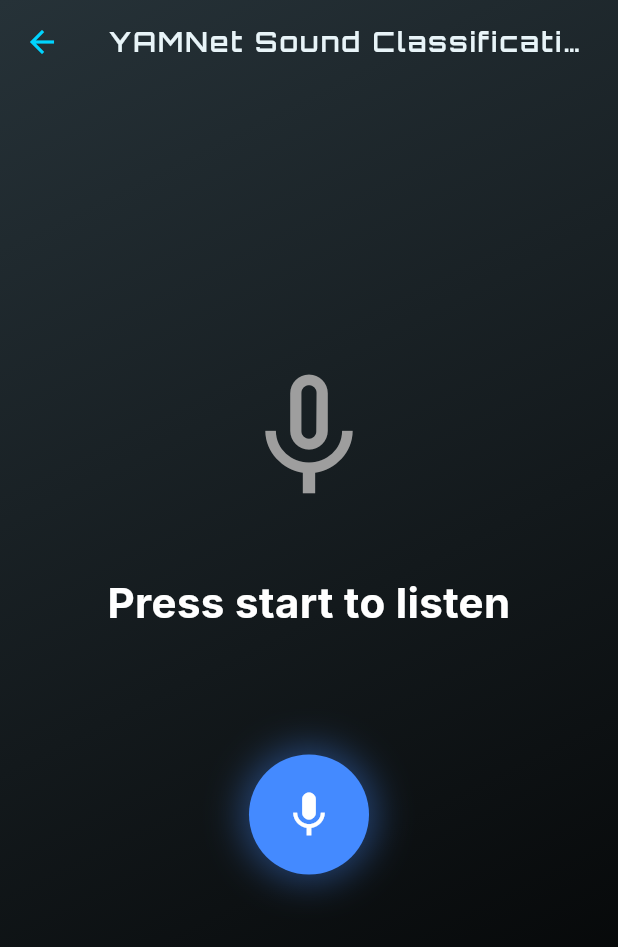
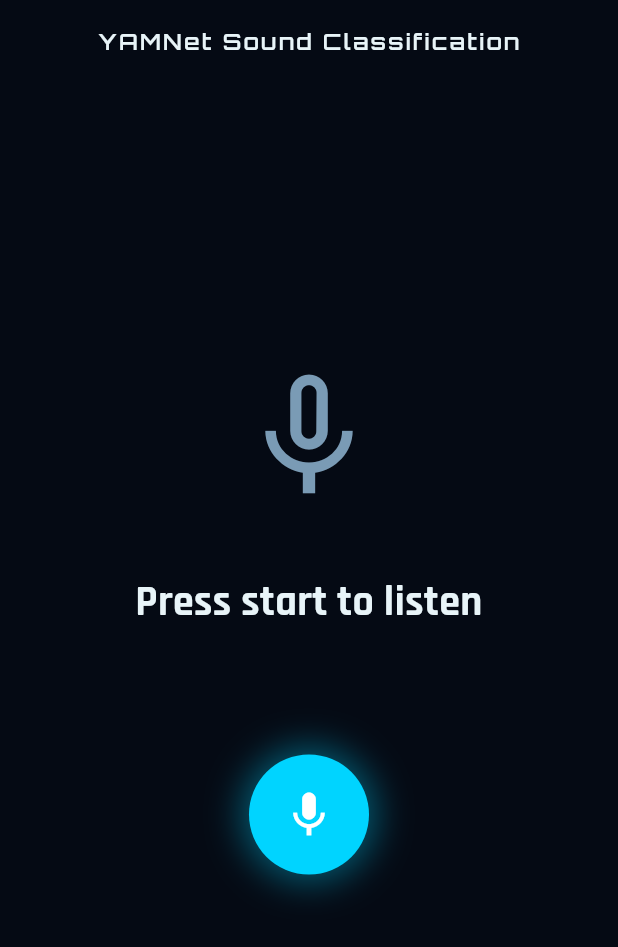
Before and after one commit to ghazanfar-ali-tech/echosee_app, a Flutter app: the YamnetScreen screen opened by its route, on a phone screen of 412 x 824 dp. Shown: the top 947 px of the screen. Run offline on Flutter 3.47's test engine with Material 3 defaults, Android fonts, the light colour scheme and no system bars; our stand-ins replace connectivity_plus, firebase_auth, firebase_core, flutter_blue_plus, flutter_tts, fluttertoast and 7 more; missing offline and left inert: bluetooth_classic, record, tflite_flutter; accounts and stored records are empty.

Commit message:
dark and light added in yamnet screen

```diff
--- a/lib/yamnet_module/yamnet_screen.dart
+++ b/lib/yamnet_module/yamnet_screen.dart
@@ -5,6 +5,8 @@ import 'dart:typed_data';
 
 import 'package:flutter/material.dart';
 import 'package:flutter/services.dart';
+import 'package:echosee_app/app_theme.dart';
+import 'package:google_fonts/google_fonts.dart';
 import 'package:permission_handler/permission_handler.dart';
 import 'package:record/record.dart';
 import 'package:tflite_flutter/tflite_flutter.dart';
@@ -91,21 +93,30 @@ class _YamnetScreenState extends State<YamnetScreen> {
 
   @override
   Widget build(BuildContext context) {
+    final isDark = Theme.of(context).brightness == Brightness.dark;
+
     return Scaffold(
       appBar: AppBar(
-        title: const Text("YAMNet Sound Classification"),
+        automaticallyImplyLeading: false,
+        title: Text(
+          "YAMNet Sound Classification",
+          style: GoogleFonts.orbitron(
+            color: isDark ? AppColors.darkText : AppColors.lightText,
+            fontSize: 15,
+            fontWeight: FontWeight.w600,
+          ),
+        ),
         backgroundColor: Colors.transparent,
         elevation: 0,
+        iconTheme: IconThemeData(
+          color: isDark ? AppColors.darkText : AppColors.lightText,
+        ),
       ),
       extendBodyBehindAppBar: true,
       body: Container(
         width: double.infinity,
         decoration: BoxDecoration(
-          gradient: LinearGradient(
-            begin: Alignment.topLeft,
-            end: Alignment.bottomRight,
-            colors: [Colors.blueGrey.shade900, Colors.black],
-          ),
+          color: isDark ? AppColors.darkBg : AppColors.lightBg,
         ),
         child: Column(
           mainAxisAlignment: MainAxisAlignment.center,
@@ -114,19 +125,25 @@ class _YamnetScreenState extends State<YamnetScreen> {
                 ? const Icon(
                     Icons.graphic_eq,
                     size: 100,
-                    color: Colors.blueAccent,
+                    color: AppColors.primary,
                   )
-                : const Icon(Icons.mic_none, size: 100, color: Colors.grey),
+                : Icon(
+                    Icons.mic_none,
+                    size: 100,
+                    color: isDark
+                        ? AppColors.darkTextSub
+                        : AppColors.lightTextSub,
+                  ),
             const SizedBox(height: 40),
             Padding(
               padding: const EdgeInsets.symmetric(horizontal: 24),
               child: Text(
                 _currentResult,
                 textAlign: TextAlign.center,
-                style: const TextStyle(
+                style: GoogleFonts.rajdhani(
                   fontSize: 28,
                   fontWeight: FontWeight.bold,
-                  color: Colors.white,
+                  color: isDark ? AppColors.darkText : AppColors.lightText,
                 ),
               ),
             ),
@@ -136,9 +153,13 @@ class _YamnetScreenState extends State<YamnetScreen> {
                 margin: const EdgeInsets.symmetric(horizontal: 40),
                 padding: const EdgeInsets.all(16),
                 decoration: BoxDecoration(
-                  color: Colors.white.withOpacity(0.1),
+                  color: isDark ? AppColors.darkCard : AppColors.lightCard,
                   borderRadius: BorderRadius.circular(20),
-                  border: Border.all(color: Colors.white24),
+                  border: Border.all(
+                    color: isDark
+                        ? AppColors.darkBorder
+                        : AppColors.lightBorder,
+                  ),
                 ),
                 child: Column(
                   children: _topResults.map((res) {
@@ -150,16 +171,18 @@ class _YamnetScreenState extends State<YamnetScreen> {
                           Flexible(
                             child: Text(
                               res.label,
-                              style: const TextStyle(
-                                color: Colors.white70,
+                              style: GoogleFonts.inter(
+                                color: isDark
+                                    ? AppColors.darkTextSub
+                                    : AppColors.lightTextSub,
                                 fontSize: 16,
                               ),
                             ),
                           ),
                           Text(
                             "${(res.score * 100).toStringAsFixed(1)}%",
-                            style: const TextStyle(
-                              color: Colors.blueAccent,
+                            style: GoogleFonts.inter(
+                              color: AppColors.primary,
                               fontWeight: FontWeight.bold,
                             ),
                           ),
@@ -177,11 +200,11 @@ class _YamnetScreenState extends State<YamnetScreen> {
                 height: 80,
                 decoration: BoxDecoration(
                   shape: BoxShape.circle,
-                  color: _isListening ? Colors.redAccent : Colors.blueAccent,
+                  color: _isListening ? AppColors.error : AppColors.primary,
                   boxShadow: [
                     BoxShadow(
                       color:
-                          (_isListening ? Colors.redAccent : Colors.blueAccent)
+                          (_isListening ? AppColors.error : AppColors.primary)
                               .withOpacity(0.4),
                       blurRadius: 20,
                       spreadRadius: 5,
@@ -283,12 +306,10 @@ class AudioClassifier {
     _audioSubscription = stream.listen((Uint8List data) {
       final Int16List int16Data = data.buffer.asInt16List();
 
-      // Convert int16 to float32 normalized to [-1, 1]
       for (final sample in int16Data) {
         _audioBuffer.add(sample / 32768.0);
       }
 
-      // Process with 50% overlap for better detection
       while (_audioBuffer.length >= inputSamples) {
         final chunk = List<double>.from(_audioBuffer.sublist(0, inputSamples));
         _audioBuffer.removeRange(0, inputSamples ~/ 2);
@@ -304,19 +325,14 @@ class AudioClassifier {
     if (_interpreter == null) return;
 
     try {
-      // Preprocess waveform
       final processed = _preprocessWaveform(waveform);
 
-      // Create input tensor [15600]
       final inputTensor = Float32List.fromList(processed);
 
-      // Create output tensor [521]
       final outputTensor = Float32List(521);
 
-      // Run inference
       _interpreter!.run(inputTensor.buffer, outputTensor.buffer);
 
-      // Process and filter results
       _processResults(outputTensor, onResult);
     } catch (e, stack) {
       dev.log("Inference error: $e");
@@ -324,21 +340,17 @@ class AudioClassifier {
     }
   }
 
-  /// Preprocess waveform: remove DC offset and normalize
   List<double> _preprocessWaveform(List<double> waveform) {
     // Remove DC offset (center around zero)
     final mean = waveform.reduce((a, b) => a + b) / waveform.length;
     final centered = waveform.map((x) => x - mean).toList();
 
-    // Find peak amplitude
     double maxAbs = 0.0;
     for (final sample in centered) {
       final abs = sample.abs();
       if (abs > maxAbs) maxAbs = abs;
     }
 
-    // Normalize to [-1, 1] only if signal is strong enough
-    // This prevents amplifying background noise
     if (maxAbs > 0.001) {
       return centered.map((x) => x / maxAbs).toList();
     }
@@ -350,20 +362,17 @@ class AudioClassifier {
     Float32List scores,
     Function(List<Classification>) onResult,
   ) {
-    // Apply sigmoid to convert logits to probabilities
     final probabilities = <double>[];
     for (int i = 0; i < scores.length; i++) {
       probabilities.add(1.0 / (1.0 + math.exp(-scores[i])));
     }
 
-    // Create sorted list of predictions
     final indexed = <MapEntry<int, double>>[];
     for (int i = 0; i < probabilities.length; i++) {
       indexed.add(MapEntry(i, probabilities[i]));
     }
     indexed.sort((a, b) => b.value.compareTo(a.value));
 
-    // Log top 10 for debugging
     final top10 = indexed
         .take(10)
         .map((e) {
@@ -372,7 +381,6 @@ class AudioClassifier {
         .join('\n');
     dev.log("Top 10 predictions:\n$top10");
 
-    // Filter noise labels
     final noiseLabels = {
       'Static',
       'White noise',
@@ -383,13 +391,11 @@ class AudioClassifier {
       'Silence',
     };
 
-    // Get non-noise predictions above threshold
     final nonNoise = indexed
         .where((e) => !noiseLabels.contains(_labels[e.key]) && e.value > 0.25)
         .take(5)
         .toList();
 
-    // Use non-noise if available, otherwise top 5
     final topResults = (nonNoise.isNotEmpty ? nonNoise : indexed.take(5))
         .map((e) => Classification(_labels[e.key], e.value))
         .toList();
```
